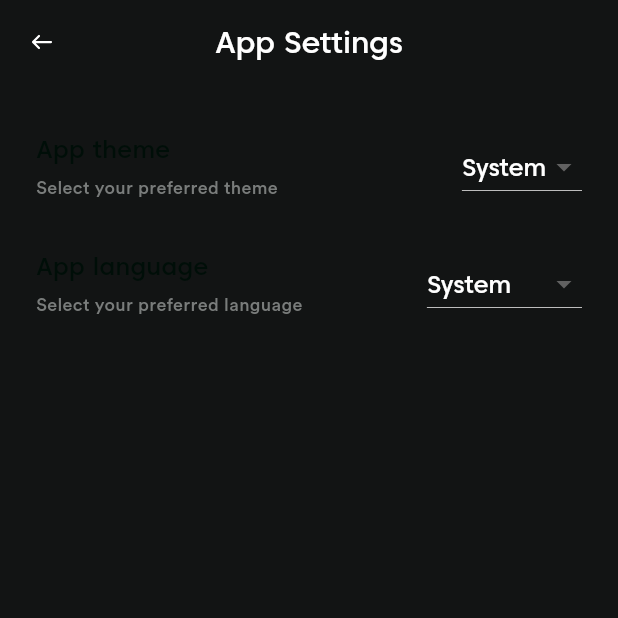
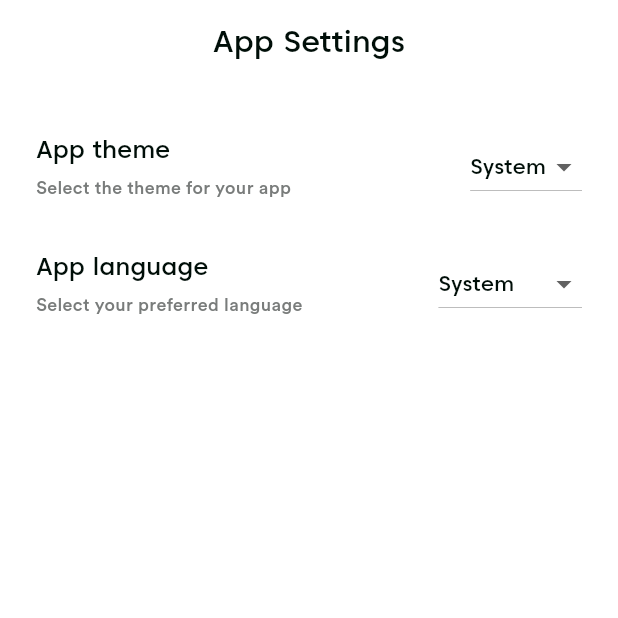
Before and after one commit to RodrigoUchoa001/chat-app, a Flutter app: the AppSettingsScreen screen opened by its route, on a phone screen of 412 x 824 dp, the top half of it. Run offline on Flutter 3.47's test engine with Material 3 defaults, Android fonts, the phone set to English and light mode, and no system bars; our stand-ins replace cloud_firestore, dotted_border, email_validator, firebase_auth, firebase_core, flutter_riverpod and 7 more; accounts and stored records are empty; generated files the repository leaves out were written again; network calls fail.

Commit message:
app settings screen now gets the color from the selected theme

```diff
--- a/lib/features/settings/presentation/app_settings_screen.dart
+++ b/lib/features/settings/presentation/app_settings_screen.dart
@@ -1,3 +1,4 @@
+import 'package:chatapp/core/theme/theme_provider.dart';
 import 'package:chatapp/features/settings/presentation/widgets/setting_button.dart';
 import 'package:chatapp/gen/assets.gen.dart';
 import 'package:chatapp/gen/fonts.gen.dart';
@@ -17,25 +18,30 @@ class AppSettingsScreen extends ConsumerStatefulWidget {
 class _AppSettingsScreenState extends ConsumerState<AppSettingsScreen> {
   @override
   Widget build(BuildContext context) {
+    final themeNotifier = ref.read(themeProvider.notifier);
+    final themeMode = ref.watch(themeProvider);
+
     return SafeArea(
       child: Scaffold(
-        backgroundColor: Color(0xFF121414),
+        backgroundColor: Theme.of(context).scaffoldBackgroundColor,
         appBar: AppBar(
           backgroundColor: Colors.transparent,
           leading: IconButton(
             icon: SvgPicture.asset(
               Assets.icons.backButton.path,
+              colorFilter: ColorFilter.mode(
+                themeMode == ThemeMode.light ? Colors.black : Colors.white,
+                BlendMode.srcIn,
+              ),
             ),
             onPressed: () => context.pop(),
           ),
           centerTitle: true,
           title: Text(
             "App Settings",
-            style: TextStyle(
-              color: Colors.white,
-              fontSize: 20,
-              fontFamily: FontFamily.caros,
-            ),
+            style: Theme.of(context).textTheme.bodyMedium!.copyWith(
+                  fontSize: 20,
+                ),
           ),
         ),
         body: Padding(
@@ -44,31 +50,38 @@ class _AppSettingsScreenState extends ConsumerState<AppSettingsScreen> {
             children: [
               SettingButton(
                 title: "App theme",
-                subtitle: "Select your preferred theme",
+                subtitle: "Select the theme for your app",
                 onTap: null,
                 trailing: DropdownButton(
-                  value: "System",
+                  value: _getThemePreference(themeMode),
                   style: TextStyle(
                     color: Colors.white,
                     fontSize: 16,
                     fontFamily: FontFamily.caros,
                   ),
-                  dropdownColor: Color(0xFF121414),
-                  items: const [
+                  dropdownColor: Theme.of(context).scaffoldBackgroundColor,
+                  onChanged: (value) {
+                    if (value != null) {
+                      themeNotifier.setTheme(value);
+                    }
+                  },
+                  items: [
                     DropdownMenuItem(
-                      value: "System",
-                      child: Text("System"),
+                      value: ThemePreference.system,
+                      child: Text("System",
+                          style: Theme.of(context).textTheme.bodyMedium),
                     ),
                     DropdownMenuItem(
-                      value: "Light",
-                      child: Text("Light"),
+                      value: ThemePreference.light,
+                      child: Text("Light",
+                          style: Theme.of(context).textTheme.bodyMedium),
                     ),
                     DropdownMenuItem(
-                      value: "Dark",
-                      child: Text("Dark"),
+                      value: ThemePreference.dark,
+                      child: Text("Dark",
+                          style: Theme.of(context).textTheme.bodyMedium),
                     ),
                   ],
-                  onChanged: (value) {},
                 ),
               ),
               SettingButton(
@@ -82,19 +95,22 @@ class _AppSettingsScreenState extends ConsumerState<AppSettingsScreen> {
                     fontSize: 16,
                     fontFamily: FontFamily.caros,
                   ),
-                  dropdownColor: Color(0xFF121414),
-                  items: const [
+                  dropdownColor: Theme.of(context).scaffoldBackgroundColor,
+                  items: [
                     DropdownMenuItem(
                       value: "System",
-                      child: Text("System"),
+                      child: Text("System",
+                          style: Theme.of(context).textTheme.bodyMedium),
                     ),
                     DropdownMenuItem(
                       value: "English",
-                      child: Text("English"),
+                      child: Text("English",
+                          style: Theme.of(context).textTheme.bodyMedium),
                     ),
                     DropdownMenuItem(
                       value: "Português",
-                      child: Text("Português"),
+                      child: Text("Português",
+                          style: Theme.of(context).textTheme.bodyMedium),
                     ),
                   ],
                   onChanged: (value) {},
@@ -106,4 +122,15 @@ class _AppSettingsScreenState extends ConsumerState<AppSettingsScreen> {
       ),
     );
   }
+
+  ThemePreference _getThemePreference(ThemeMode themeMode) {
+    switch (themeMode) {
+      case ThemeMode.light:
+        return ThemePreference.light;
+      case ThemeMode.dark:
+        return ThemePreference.dark;
+      case ThemeMode.system:
+        return ThemePreference.system;
+    }
+  }
 }
```
